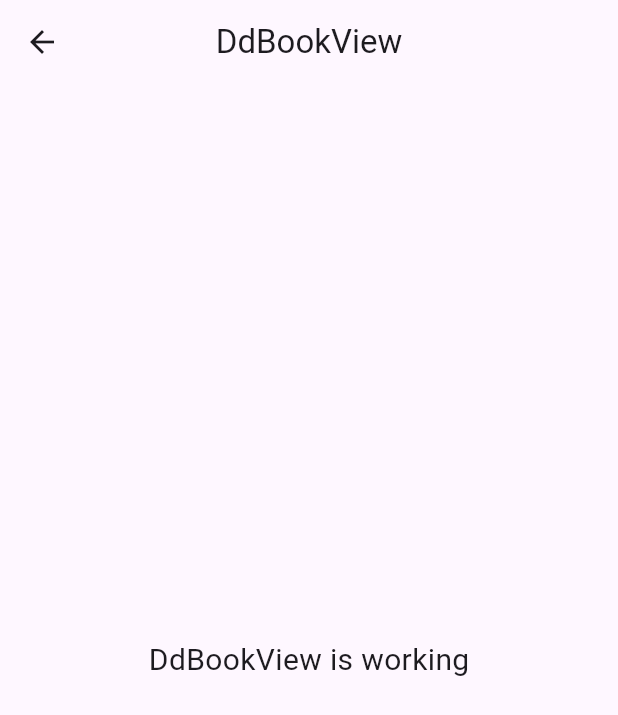
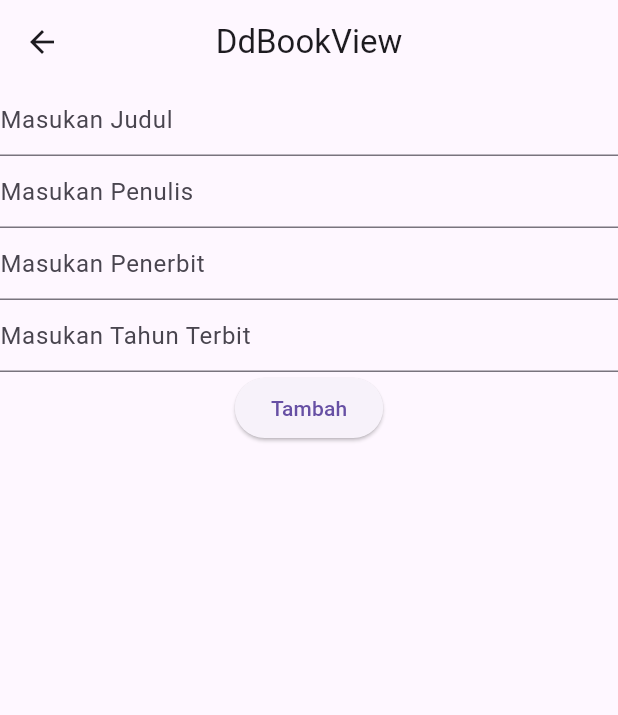
Before and after one commit to Reyhanjahat/petugasan_perpustakaan_kelas_b, a Flutter app: the BookView screen opened by its route, after a tap on the "add" icon, on a phone screen of 412 x 824 dp. Shown: the top 715 px of the screen. Run offline on Flutter 3.47's test engine with Material 3 defaults, Android fonts, the phone set to English and light mode, and no system bars; our stand-ins replace dio, get, get_storage, pretty_dio_logger; accounts and stored records are empty; network calls fail.

Commit message:
first commit

```diff
--- a/lib/app/modules/book/controllers/book_controller.dart
+++ b/lib/app/modules/book/controllers/book_controller.dart
@@ -1,12 +1,18 @@
+import 'package:dio/dio.dart';
 import 'package:get/get.dart';
+import 'package:petugas_perpustakaan_kelas_b/app/data/constant/endpoint.dart';
+import 'package:petugas_perpustakaan_kelas_b/app/data/model/response_book.dart';
+import 'package:petugas_perpustakaan_kelas_b/app/data/provider/api_provider.dart';
 
-class BookController extends GetxController {
+class BookController extends GetxController with StateMixin<List<DataBook>> {
   //TODO: Implement BookController
 
   final count = 0.obs;
+
   @override
   void onInit() {
     super.onInit();
+    getData();
   }
 
   @override
@@ -19,5 +25,32 @@ class BookController extends GetxController {
     super.onClose();
   }
 
-  void increment() => count.value++;
+  Future<void> getData() async {
+    change(null, status: RxStatus.loading());
+    try {
+      final response = await ApiProvider.instance().get(
+        Endpoint.book,
+      );
+      if (response.statusCode == 200) {
+        final ResponseBook responseBook = ResponseBook.fromJson(response.data);
+        if (responseBook.data!.isEmpty) {
+          change(null, status: RxStatus.empty());
+        } else {
+          change(responseBook.data, status: RxStatus.success());
+        }
+      } else {
+        change(null, status: RxStatus.error("Gagal mengambil data"));
+      }
+    } on DioException catch (e) {
+      if (e.response != null) {
+        if (e.response?.data != null) {
+          change(null, status: RxStatus.error("${e.response?.data['message']}"));
+        }
+      } else {
+        change(null, status: RxStatus.error(e.message ?? ""));
+      }
+    } catch (e) {
+        change(null, status: RxStatus.error(e.toString()));
+    }
+  }
 }
--- a/lib/app/modules/book/views/book_view.dart
+++ b/lib/app/modules/book/views/book_view.dart
@@ -18,12 +18,18 @@ class BookView extends GetView<BookController> {
         onPressed: ()=> Get.toNamed(Routes.DD_BOOK),
       child: Icon(Icons.add),
       ),
-      body: const Center(
-        child: Text(
-          'BookView is working',
-          style: TextStyle(fontSize: 20),
-        ),
-      ),
+      body: controller.obx((state) => ListView.separated(
+        itemCount: state!.length,
+        itemBuilder: (context, index){
+          return ListTile(
+            title: Text("${state[index].judul}"),
+            subtitle: Text("Penulisan ${state[index].penulis}"),
+          );
+        },
+        separatorBuilder: (context, index){
+          return Divider();
+        },
+    ))
     );
   }
 }
--- a/lib/app/modules/dd_book/controllers/dd_book_controller.dart
+++ b/lib/app/modules/dd_book/controllers/dd_book_controller.dart
@@ -1,6 +1,19 @@
+import 'package:dio/dio.dart';
+import 'package:flutter/material.dart';
 import 'package:get/get.dart';
+import 'package:petugas_perpustakaan_kelas_b/app/data/constant/endpoint.dart';
+import 'package:petugas_perpustakaan_kelas_b/app/modules/book/controllers/book_controller.dart';
+
+import '../../../data/provider/api_provider.dart';
 
 class DdBookController extends GetxController {
+  final loading = false.obs;
+  final GlobalKey<FormState> formKey = GlobalKey<FormState>();
+  final TextEditingController judulController = TextEditingController();
+  final TextEditingController penulisController = TextEditingController();
+  final TextEditingController penerbitController = TextEditingController();
+  final TextEditingController tahunTerbitController = TextEditingController();
+  final BookController bookController = Get.find();
   //TODO: Implement DdBookController
 
   final count = 0.obs;
@@ -18,6 +31,41 @@ class DdBookController extends GetxController {
   void onClose() {
     super.onClose();
   }
+  post() async {
+    loading(true);
+    try {
+      FocusScope.of(Get.context!).unfocus();//nge close keyboard
+      formKey.currentState?.save();
+      if (formKey.currentState!.validate()) {
+        final response = await ApiProvider.instance().post(Endpoint.book,
+            data: {
+                  "judul": judulController.text.toString(),
+                  "penulis": judulController.text.toString(),
+                  "penerbit": penerbitController.text.toString(),
+                  "tahun_terbit": int.parse(tahunTerbitController.text.toString())
+                }
+                );
+        if (response.statusCode == 201) {
+          bookController.getData();
+          Get.back();
+        } else {
+          Get.snackbar("Sorry", "Login Gagal", backgroundColor: Colors.orange);
+        }
+      }loading(false);
+    } on DioException catch (e) {
+      loading(false);
+      if (e.response != null) {
+        if (e.response?.data != null) {
+          Get.snackbar("Sorry", "${e.response?.data['message']}",
+              backgroundColor: Colors.orange);
+        }
+      } else {
+        Get.snackbar("Sorry", e.message ?? "", backgroundColor: Colors.red);
+      }
+    } catch (e) {
+      Get.snackbar("Error", e.toString(), backgroundColor: Colors.red);
+    }
+  }
 
   void increment() => count.value++;
 }
--- a/lib/app/modules/dd_book/views/dd_book_view.dart
+++ b/lib/app/modules/dd_book/views/dd_book_view.dart
@@ -13,12 +13,59 @@ class DdBookView extends GetView<DdBookController> {
         title: const Text('DdBookView'),
         centerTitle: true,
       ),
-      body: const Center(
-        child: Text(
-          'DdBookView is working',
-          style: TextStyle(fontSize: 20),
-        ),
-      ),
-    );
+      body: Center(
+    child: Form(
+    key: controller.formKey,
+      child: Column(
+          children: [
+            TextFormField(
+              controller: controller.judulController,
+              decoration: InputDecoration(hintText: "Masukan Judul"),
+              validator: (value){
+                if (value!.length <5){
+                  return "Username tidak boleh kosong";
+                }
+                return null;
+              },
+            ),
+            TextFormField(
+              controller: controller.penulisController,
+              decoration: InputDecoration(hintText: "Masukan Penulis"),
+              validator: (value){
+                if (value!.length <5){
+                  return "Password tidak boleh kosong";
+                }
+                return null;
+              },
+            ),
+            TextFormField(
+              controller: controller.penerbitController,
+              decoration: InputDecoration(hintText: "Masukan Penerbit"),
+              validator: (value){
+                if (value!.length <5){
+                  return "Username tidak boleh kosong";
+                }
+                return null;
+              },
+            ),
+            TextFormField(
+              controller: controller.tahunTerbitController,
+              decoration: InputDecoration(hintText: "Masukan Tahun Terbit"),
+              validator: (value){
+                if (value!.length <5){
+                  return "Username tidak boleh kosong";
+                }
+                return null;
+              },
+            ),
+            Obx(() => controller.loading.value?
+            CircularProgressIndicator():
+            ElevatedButton(onPressed:(){
+              controller.post();
+            }, child: Text("Tambah"))
+            )
+          ]),
+    ),
+    ));
   }
 }
```
Also changed, not shown: lib/app/data/model/response_book.dart (+5 -5 lines), lib/app/data/model/response_login.dart (+9 -9 lines), lib/app/data/model/response_pinjam.dart (+5 -5 lines), lib/app/modules/peminjaman/controllers/peminjaman_controller.dart (+33 -2 lines), lib/app/modules/peminjaman/views/peminjaman_view.dart (+12 -7 lines).
